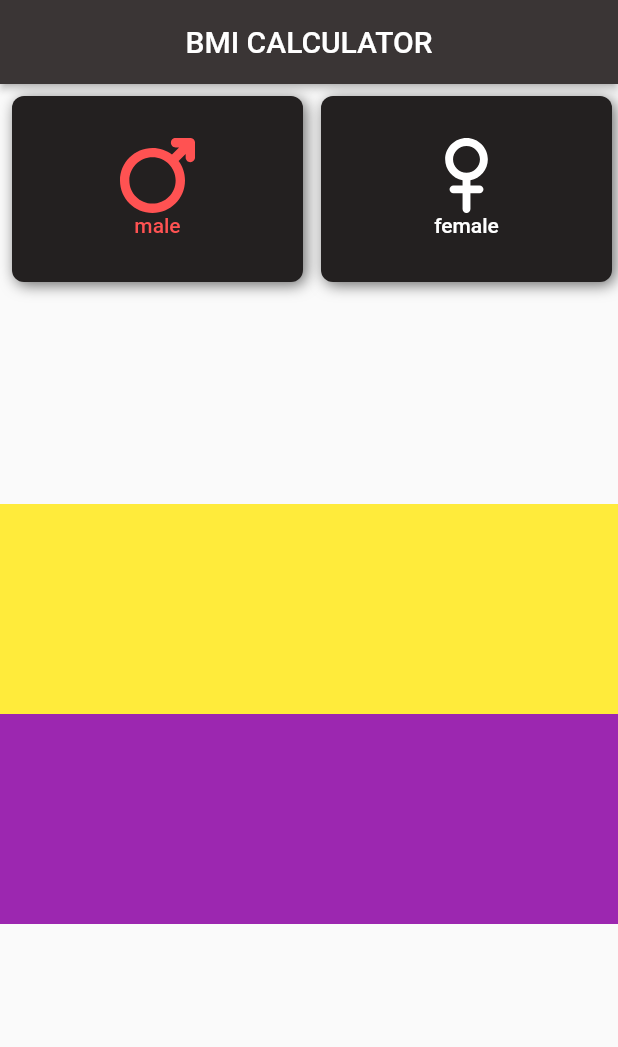
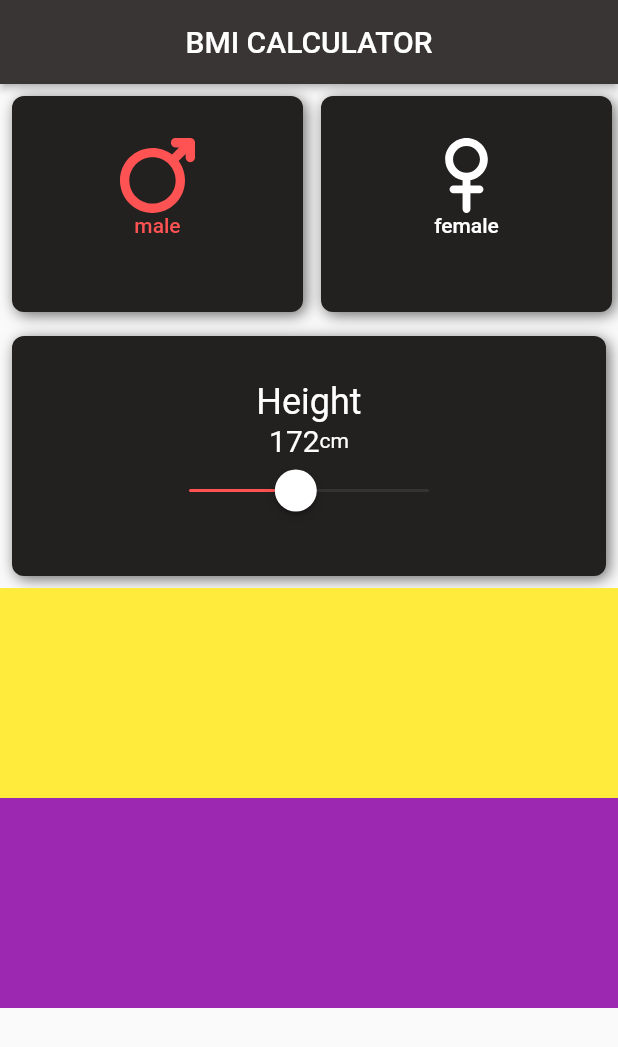
Before and after one commit to Parsa-jay/bmi_calculator, a Flutter app: the screen it shows after launch, on a phone screen of 412 x 824 dp. Shown: the top 1047 px of the screen. Run offline on Flutter 3.47's test engine with Material 2 defaults, Android fonts, the phone set to English and light mode, and no system bars; our stand-ins replace flutter_svg.

Commit message:
added a height slider for second row

```diff
--- a/lib/body.dart
+++ b/lib/body.dart
@@ -1,5 +1,6 @@
 import 'package:flutter/material.dart';
 import 'package:flutter_svg/flutter_svg.dart';
+import 'package:flutter/cupertino.dart';
 
 class Body extends StatefulWidget {
   const Body({super.key});
@@ -14,6 +15,18 @@ class _BodyState extends State<Body> {
   final Color sexButtonDefultColor = Colors.white;
   final Color onPressedColor = Colors.redAccent;
   String userSex = 'male';
+  double usersHeightValue = 172;
+
+  final BoxDecoration rowDecoration = const BoxDecoration(
+      color: Color.fromRGBO(35, 32, 32, 1),
+      borderRadius: BorderRadius.all(Radius.circular(8.0)),
+      boxShadow: <BoxShadow>[
+        BoxShadow(
+          color: Color.fromRGBO(88, 88, 88, 0.9),
+          offset: Offset(2, 2),
+          blurRadius: 8,
+        )
+      ]);
 
   @override
   Widget build(BuildContext context) {
@@ -25,23 +38,14 @@ class _BodyState extends State<Body> {
         // first row
 
         Container(
-          height: 140,
+          height: 160,
           child: Row(
             children: [
               //male button
               Flexible(
                 fit: FlexFit.tight,
                 child: Container(
-                  decoration: const BoxDecoration(
-                      color: Color.fromRGBO(35, 32, 32, 1),
-                      borderRadius: BorderRadius.all(Radius.circular(8.0)),
-                      boxShadow: <BoxShadow>[
-                        BoxShadow(
-                          color: Color.fromRGBO(88, 88, 88, 0.9),
-                          offset: Offset(2, 2),
-                          blurRadius: 8,
-                        )
-                      ]),
+                  decoration: rowDecoration,
                   margin: const EdgeInsets.fromLTRB(8, 8, 4, 8),
                   padding: const EdgeInsets.all(20),
                   child: TextButton(
@@ -114,8 +118,44 @@ class _BodyState extends State<Body> {
 
         // second row
         Container(
-          height: 140,
-          child: Row(),
+          decoration: rowDecoration,
+          margin: const EdgeInsets.all(8),
+          padding: const EdgeInsets.all(30),
+          height: 160,
+          child: Row(
+            mainAxisAlignment: MainAxisAlignment.center,
+            children: [
+              Column(
+                children: [
+                  const Text('Height',
+                      style: TextStyle(color: Colors.white, fontSize: 24)),
+                  Row(
+                    children: [
+                      Text(usersHeightValue.toString().substring(0, 3),
+                          style: const TextStyle(
+                              color: Colors.white, fontSize: 20)),
+                      const Text(
+                        'cm',
+                        style: TextStyle(color: Colors.white),
+                      ),
+                    ],
+                  ),
+                  CupertinoSlider(
+                    onChanged: (c) {
+                      setState(() {
+                        usersHeightValue = c;
+                      });
+                    },
+                    value: usersHeightValue,
+                    activeColor: Colors.redAccent,
+                    min: 120,
+                    max: 240,
+                    divisions: 120,
+                  )
+                ],
+              )
+            ],
+          ),
         ),
 
         // third row
```
